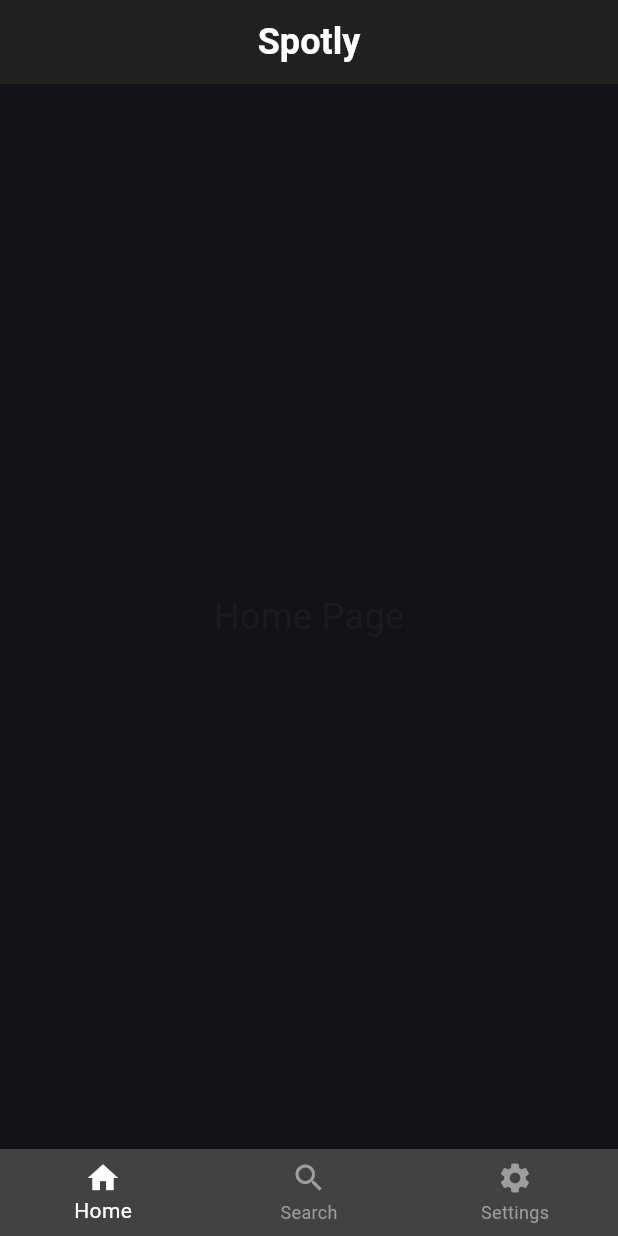
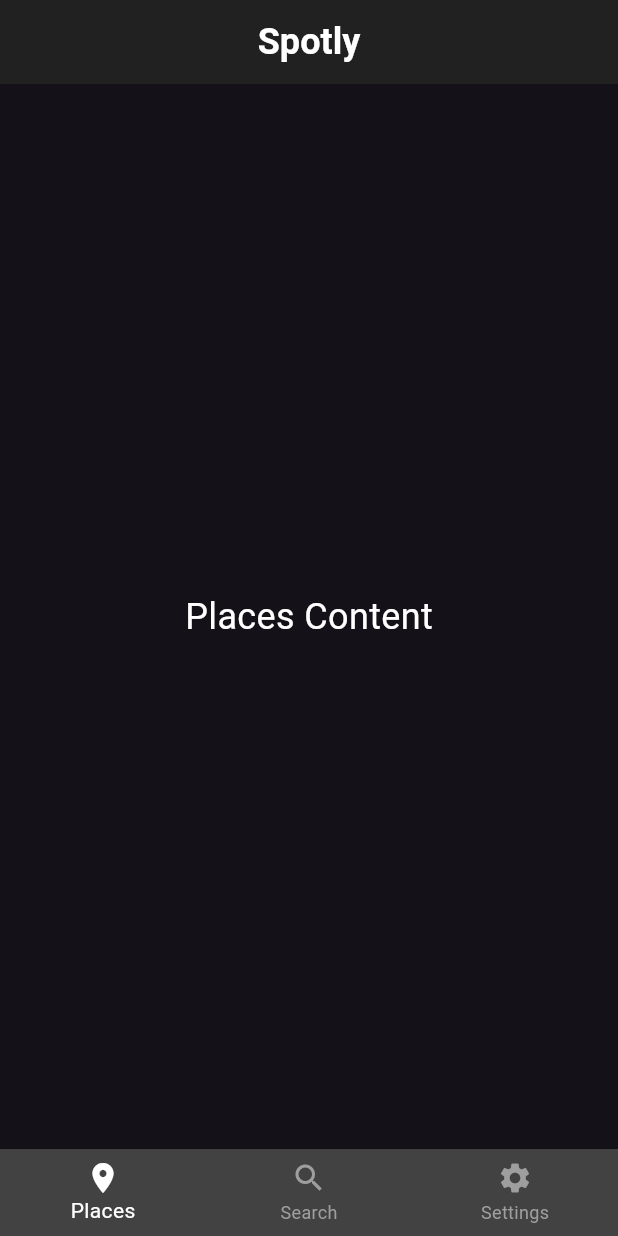
Before and after one commit to gu-tig333-ht24/spotly, a Flutter app: the screen it shows after launch, on a phone screen of 412 x 824 dp. Run offline on Flutter 3.47's test engine with Material 3 defaults, Android fonts, the light colour scheme and no system bars; our stand-ins replace google_fonts.

Commit message:
create structure and sample files

```diff
--- a/lib/main.dart
+++ b/lib/main.dart
@@ -3,47 +3,11 @@
 // their favourite places. With this app you can snap an image of your location, edit it and save it.
 
 import 'package:flutter/material.dart';
-import 'package:google_fonts/google_fonts.dart';
-import 'main_page.dart'; // Importera MainPage
 
-final colorScheme = ColorScheme.fromSeed(
-  brightness: Brightness.dark,
-  seedColor: const Color.fromARGB(255, 102, 6, 247),
-);
-
-final theme = ThemeData().copyWith(
-  useMaterial3: true,
-  scaffoldBackgroundColor: colorScheme.background,
-  colorScheme: colorScheme,
-  textTheme: GoogleFonts.ubuntuCondensedTextTheme().copyWith(
-    titleSmall: GoogleFonts.ubuntuCondensed(
-      fontWeight: FontWeight.bold,
-    ),
-    titleMedium: GoogleFonts.ubuntuCondensed(
-      fontWeight: FontWeight.bold,
-    ),
-    titleLarge: GoogleFonts.ubuntuCondensed(
-      fontWeight: FontWeight.bold,
-    ),
-  ),
-);
+import 'src/app.dart';
 
 void main() {
   runApp(
-    const MyApp(),
+    const MainApp(),
   );
 }
-
-class MyApp extends StatelessWidget {
-  const MyApp({Key? key}) : super(key: key);
-
-  @override
-  Widget build(BuildContext context) {
-    return MaterialApp(
-      title: 'Great Places',
-      theme: theme,
-
-     home: const MainPage(), // Use  MainPage as app start page
-    );
-  }
-}
--- a/lib/src/app.dart
+++ b/lib/src/app.dart
@@ -1,16 +1,23 @@
 import 'package:flutter/material.dart';
 
-class MainApp extends StatelessWidget {
+import 'core/theme/app_theme.dart';
+import 'main_scaffold.dart';
+
+class MainApp extends StatefulWidget {
   const MainApp({super.key});
 
   @override
+  State<MainApp> createState() => _MainAppState();
+}
+
+class _MainAppState extends State<MainApp> {
+  @override
   Widget build(BuildContext context) {
-    return const MaterialApp(
-      home: Scaffold(
-        body: Center(
-          child: Text('Hello World!'),
-        ),
-      ),
+    return MaterialApp(
+      debugShowCheckedModeBanner: false,
+      title: 'Great Places',
+      theme: AppTheme.theme,
+      home: const MainScaffold(),
     );
   }
 }
--- /dev/null
+++ b/lib/src/core/models/place_item.dart
@@ -0,0 +1,3 @@
+class PlaceItem {
+
+}
--- /dev/null
+++ b/lib/src/core/models/place_list.dart
@@ -0,0 +1,3 @@
+class PlaceList {
+
+}
--- /dev/null
+++ b/lib/src/core/theme/app_theme.dart
@@ -0,0 +1,30 @@
+import 'package:flutter/material.dart';
+
+import 'package:google_fonts/google_fonts.dart';
+
+class AppTheme {
+  // Private constructor, should not be instantiated.
+  AppTheme._internal();
+
+  static final colorScheme = ColorScheme.fromSeed(
+    brightness: Brightness.dark,
+    seedColor: const Color.fromARGB(255, 102, 6, 247),
+  );
+
+  static ThemeData theme = ThemeData().copyWith(
+    useMaterial3: true,
+    scaffoldBackgroundColor: colorScheme.background,
+    colorScheme: colorScheme,
+    textTheme: GoogleFonts.ubuntuCondensedTextTheme().copyWith(
+      titleSmall: GoogleFonts.ubuntuCondensed(
+        fontWeight: FontWeight.bold,
+      ),
+      titleMedium: GoogleFonts.ubuntuCondensed(
+        fontWeight: FontWeight.bold,
+      ),
+      titleLarge: GoogleFonts.ubuntuCondensed(
+        fontWeight: FontWeight.bold,
+      ),
+    ),
+  );
+}
--- /dev/null
+++ b/lib/src/core/widgets/shared_widget.dart
@@ -0,0 +1 @@
+// Widgets that are used in many places on the app can be here
--- /dev/null
+++ b/lib/src/features/places/providers/place_list_items_provider.dart
@@ -0,0 +1 @@
+// Should handle the logic inside PlaceListItemsPage with the list of PlaceItem:s
--- /dev/null
+++ b/lib/src/features/places/providers/place_list_provider.dart
@@ -0,0 +1 @@
+// Should handle the logic inside PlaceListPage with the list of PlaceList
--- /dev/null
+++ b/lib/src/features/places/ui/pages/place_list_page.dart
@@ -0,0 +1,15 @@
+import 'package:flutter/material.dart';
+
+class PlaceListPage extends StatelessWidget {
+  const PlaceListPage({super.key});
+
+  @override
+  Widget build(BuildContext context) {
+    return const Center(
+      child: Text(
+        "Places Content",
+        style: TextStyle(fontSize: 24, color: Colors.white),
+      ),
+    );
+  }
+}
--- /dev/null
+++ b/lib/src/features/places/ui/widgets/place_item_cell_view.dart
@@ -0,0 +1 @@
+// The widget cell view for a PlaceItem in PlaceListItemsPage
--- /dev/null
+++ b/lib/src/features/places/ui/widgets/place_list_cell_view.dart
@@ -0,0 +1 @@
+// The widget cell view for a PlaceList in PlaceListPage
--- /dev/null
+++ b/lib/src/features/search/providers/search_provider.dart
@@ -0,0 +1 @@
+// Provider for search logic
--- /dev/null
+++ b/lib/src/features/search/ui/widgets/search_bar.dart
@@ -0,0 +1 @@
+// Search bar widget
--- /dev/null
+++ b/lib/src/features/settings/providers/settings_provider.dart
@@ -0,0 +1 @@
+// Provider for settings-related logic
--- a/lib/main_page.dart
+++ b/lib/src/main_scaffold.dart
@@ -1,22 +1,24 @@
-// main_page.dart describes buttons for home page, search page and settings page
-
 import 'package:flutter/material.dart';
 
-class MainPage extends StatefulWidget {
-  const MainPage({Key? key}) : super(key: key);
+import 'features/places/ui/pages/place_list_page.dart';
+import 'features/search/ui/pages/search_page.dart';
+import 'features/settings/ui/pages/settings_page.dart';
+
+class MainScaffold extends StatefulWidget {
+  const MainScaffold({super.key});
 
   @override
-  _MainPageState createState() => _MainPageState();
+  State<MainScaffold> createState() => _MainScaffoldState();
 }
 
-class _MainPageState extends State<MainPage> {
+class _MainScaffoldState extends State<MainScaffold> {
   int _selectedIndex = 0;
 
   // List over different pages for menu choices
-  final List<Widget> _pages = [
-    Center(child: Text('Home Page', style: TextStyle(fontSize: 24))),
-    Center(child: Text('Search Page', style: TextStyle(fontSize: 24))),
-    Center(child: Text('Settings Page', style: TextStyle(fontSize: 24))),
+  final List<Widget> _pages = const [
+    PlaceListPage(),
+    SearchPage(),
+    SettingsPage(),
   ];
 
   void _onItemTapped(int index) {
@@ -47,8 +49,8 @@ class _MainPageState extends State<MainPage> {
         onTap: _onItemTapped,
         items: const <BottomNavigationBarItem>[
           BottomNavigationBarItem(
-            icon: Icon(Icons.home),
-            label: 'Home',
+            icon: Icon(Icons.place),
+            label: 'Places',
           ),
           BottomNavigationBarItem(
             icon: Icon(Icons.search),
```
Also changed, not shown: lib/src/core/constants/app_sizes.dart (added, +21 -0 lines), lib/src/features/search/ui/pages/search_page.dart (added, +15 -0 lines), lib/src/features/settings/ui/pages/settings_page.dart (added, +15 -0 lines), lib/src/features/places/ui/pages/place_list_items_page.dart (added), lib/src/features/settings/ui/widgets/some_widget.dart (added), 3 other files.
